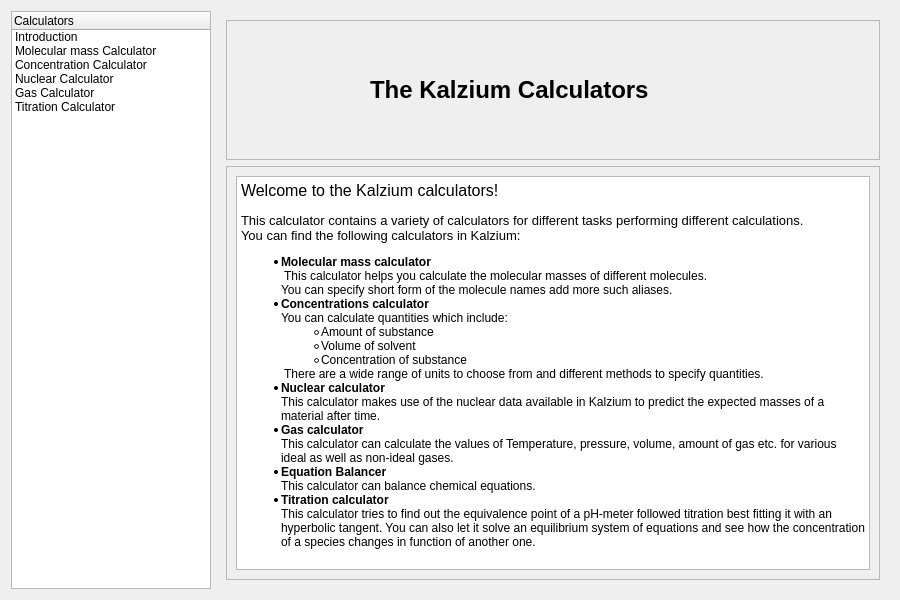
Before: the Qt Designer form src/calculator/calculator.ui in KDE/kalzium, drawn with Qt 5.
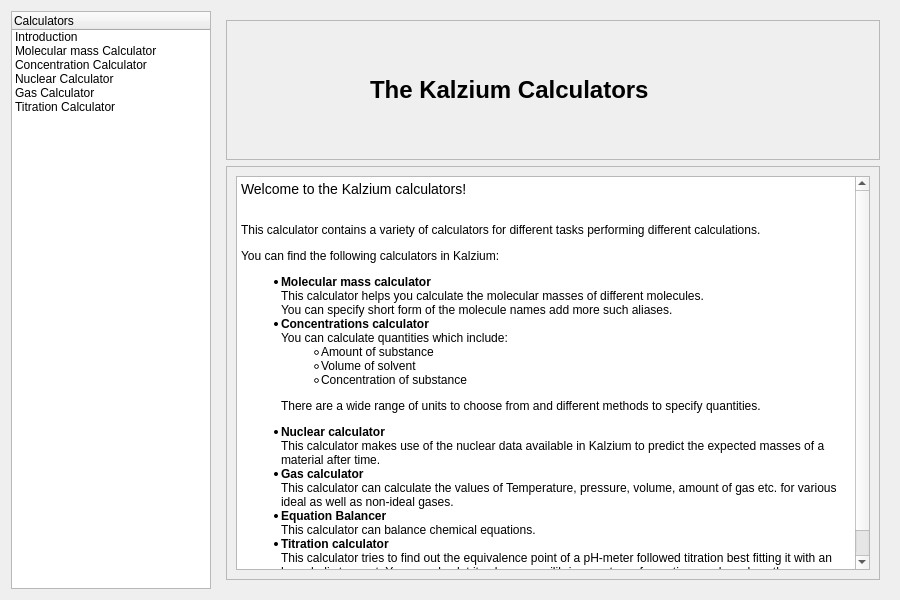
After: the same form once the commit is applied. Custom widgets are drawn as their Qt base class.

Commit message:
Remove <!DOCTYPE> from UI messages
Simplify their HTML otherwise as well. This makes them much more
pleasant to translate.

Diff of the .ui file:
```diff
--- a/src/calculator/calculator.ui
+++ b/src/calculator/calculator.ui
@@ -186,23 +186,19 @@
              <bool>true</bool>
             </property>
             <property name="html">
-             <string>&lt;!DOCTYPE HTML PUBLIC &quot;-//W3C//DTD HTML 4.0//EN&quot; &quot;http://www.w3.org/TR/REC-html40/strict.dtd&quot;&gt;
-&lt;html&gt;&lt;head&gt;&lt;meta name=&quot;qrichtext&quot; content=&quot;1&quot; /&gt;&lt;style type=&quot;text/css&quot;&gt;
-p, li { white-space: pre-wrap; }
-&lt;/style&gt;&lt;/head&gt;&lt;body style=&quot; font-family:'Sans Serif'; font-size:9pt; font-weight:400; font-style:normal;&quot;&gt;
-&lt;p style=&quot; margin-top:0px; margin-bottom:0px; margin-left:0px; margin-right:0px; -qt-block-indent:0; text-indent:0px;&quot;&gt;&lt;span style=&quot; font-family:'DejaVu Sans'; font-size:12pt;&quot;&gt;Welcome to the Kalzium calculators!&lt;br /&gt;&lt;/span&gt;&lt;/p&gt;
-&lt;p style=&quot; margin-top:0px; margin-bottom:0px; margin-left:0px; margin-right:0px; -qt-block-indent:0; text-indent:0px;&quot;&gt;&lt;span style=&quot; font-family:'DejaVu Sans'; font-size:10pt;&quot;&gt;This calculator contains a variety of calculators for different tasks performing different calculations.&lt;/span&gt;&lt;/p&gt;
-&lt;p style=&quot; margin-top:0px; margin-bottom:0px; margin-left:0px; margin-right:0px; -qt-block-indent:0; text-indent:0px;&quot;&gt;&lt;span style=&quot; font-family:'DejaVu Sans'; font-size:10pt;&quot;&gt;You can find the following calculators in Kalzium:&lt;/span&gt;&lt;/p&gt;
-&lt;ul style=&quot;margin-top: 0px; margin-bottom: 0px; margin-left: 0px; margin-right: 0px; -qt-list-indent: 1;&quot;&gt;&lt;li style=&quot; font-family:'DejaVu Sans';&quot; style=&quot; margin-top:12px; margin-bottom:0px; margin-left:0px; margin-right:0px; -qt-block-indent:0; text-indent:0px;&quot;&gt;&lt;span style=&quot; font-weight:600;&quot;&gt;Molecular mass calculator&lt;br /&gt;&lt;/span&gt; This calculator helps you calculate the molecular masses of different molecules.&lt;br /&gt;You can specify short form of the molecule names add more such aliases.&lt;/li&gt;
-&lt;li style=&quot; font-family:'DejaVu Sans';&quot; style=&quot; margin-top:0px; margin-bottom:0px; margin-left:0px; margin-right:0px; -qt-block-indent:0; text-indent:0px;&quot;&gt;&lt;span style=&quot; font-weight:600;&quot;&gt;Concentrations calculator&lt;br /&gt;&lt;/span&gt;You can calculate quantities which include:&lt;/li&gt;
-&lt;ul type=&quot;circle&quot; style=&quot;margin-top: 0px; margin-bottom: 0px; margin-left: 0px; margin-right: 0px; -qt-list-indent: 2;&quot;&gt;&lt;li style=&quot; font-family:'DejaVu Sans';&quot; style=&quot; margin-top:0px; margin-bottom:0px; margin-left:0px; margin-right:0px; -qt-block-indent:0; text-indent:0px;&quot;&gt;Amount of substance&lt;/li&gt;
-&lt;li style=&quot; font-family:'DejaVu Sans';&quot; style=&quot; margin-top:0px; margin-bottom:0px; margin-left:0px; margin-right:0px; -qt-block-indent:0; text-indent:0px;&quot;&gt;Volume of solvent&lt;/li&gt;
-&lt;li style=&quot; font-family:'DejaVu Sans';&quot; style=&quot; margin-top:0px; margin-bottom:0px; margin-left:0px; margin-right:0px; -qt-block-indent:0; text-indent:0px;&quot;&gt;Concentration of substance&lt;/li&gt;&lt;/ul&gt;
-&lt;p style=&quot; margin-top:0px; margin-bottom:0px; margin-left:0px; margin-right:0px; -qt-block-indent:1; text-indent:0px;&quot;&gt;&lt;span style=&quot; font-family:'DejaVu Sans';&quot;&gt; There are a wide range of units to choose from and different methods to specify quantities.&lt;/span&gt;&lt;/p&gt;
-&lt;li style=&quot; font-family:'DejaVu Sans';&quot; style=&quot; margin-top:0px; margin-bottom:0px; margin-left:0px; margin-right:0px; -qt-block-indent:0; text-indent:0px;&quot;&gt;&lt;span style=&quot; font-weight:600;&quot;&gt;Nuclear calculator&lt;br /&gt;&lt;/span&gt;This calculator makes use of the nuclear data available in Kalzium to predict the expected masses of a material after time.&lt;/li&gt;
-&lt;li style=&quot; font-family:'DejaVu Sans';&quot; style=&quot; margin-top:0px; margin-bottom:0px; margin-left:0px; margin-right:0px; -qt-block-indent:0; text-indent:0px;&quot;&gt;&lt;span style=&quot; font-weight:600;&quot;&gt;Gas calculator&lt;br /&gt;&lt;/span&gt;This calculator can calculate the values of Temperature, pressure, volume, amount of gas etc. for various ideal as well as non-ideal gases.&lt;/li&gt;
-&lt;li style=&quot; font-family:'DejaVu Sans';&quot; style=&quot; margin-top:0px; margin-bottom:0px; margin-left:0px; margin-right:0px; -qt-block-indent:0; text-indent:0px;&quot;&gt;&lt;span style=&quot; font-weight:600;&quot;&gt;Equation Balancer&lt;br /&gt;&lt;/span&gt;This calculator can balance chemical equations.&lt;/li&gt;
-&lt;li style=&quot; font-family:'DejaVu Sans';&quot; style=&quot; margin-top:0px; margin-bottom:0px; margin-left:0px; margin-right:0px; -qt-block-indent:0; text-indent:0px;&quot;&gt;&lt;span style=&quot; font-weight:600;&quot;&gt;Titration calculator&lt;br /&gt;&lt;/span&gt;This calculator tries to find out the equivalence point of a pH-meter followed titration best fitting it with an hyperbolic tangent. You can also let it solve an equilibrium system of equations and see how the concentration of a species changes in function of another one.&lt;/li&gt;&lt;/ul&gt;&lt;/body&gt;&lt;/html&gt;</string>
+             <string>&lt;big&gt;Welcome to the Kalzium calculators!&lt;br /&gt;&lt;/big&gt;
+&lt;p&gt;This calculator contains a variety of calculators for different tasks performing different calculations.&lt;/p&gt;
+&lt;p&gt;You can find the following calculators in Kalzium:&lt;/p&gt;
+&lt;ul&gt;&lt;li&gt;&lt;b&gt;Molecular mass calculator&lt;br /&gt;&lt;/b&gt;This calculator helps you calculate the molecular masses of different molecules.&lt;br /&gt;You can specify short form of the molecule names add more such aliases.&lt;/li&gt;
+&lt;li&gt;&lt;b&gt;Concentrations calculator&lt;br /&gt;&lt;/b&gt;You can calculate quantities which include:&lt;/li&gt;
+&lt;ul type=&quot;circle&quot;&gt;&lt;li&gt;Amount of substance&lt;/li&gt;
+&lt;li&gt;Volume of solvent&lt;/li&gt;
+&lt;li&gt;Concentration of substance&lt;/li&gt;&lt;/ul&gt;
+&lt;p&gt;There are a wide range of units to choose from and different methods to specify quantities.&lt;/p&gt;
+&lt;li&gt;&lt;b&gt;Nuclear calculator&lt;br /&gt;&lt;/b&gt;This calculator makes use of the nuclear data available in Kalzium to predict the expected masses of a material after time.&lt;/li&gt;
+&lt;li&gt;&lt;b&gt;Gas calculator&lt;br /&gt;&lt;/b&gt;This calculator can calculate the values of Temperature, pressure, volume, amount of gas etc. for various ideal as well as non-ideal gases.&lt;/li&gt;
+&lt;li&gt;&lt;b&gt;Equation Balancer&lt;br /&gt;&lt;/b&gt;This calculator can balance chemical equations.&lt;/li&gt;
+&lt;li&gt;&lt;b&gt;Titration calculator&lt;br /&gt;&lt;/b&gt;This calculator tries to find out the equivalence point of a pH-meter followed titration best fitting it with an hyperbolic tangent. You can also let it solve an equilibrium system of equations and see how the concentration of a species changes in function of another one.&lt;/li&gt;&lt;/ul&gt;</string>
             </property>
            </widget>
           </item>
```
Left out of the diff: 18 changed lines with no effect on the pictures. The commit also changes 5 other files.
